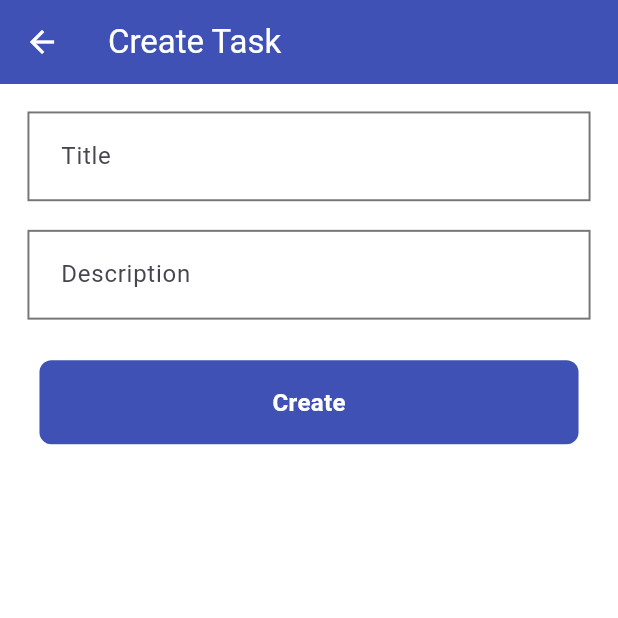
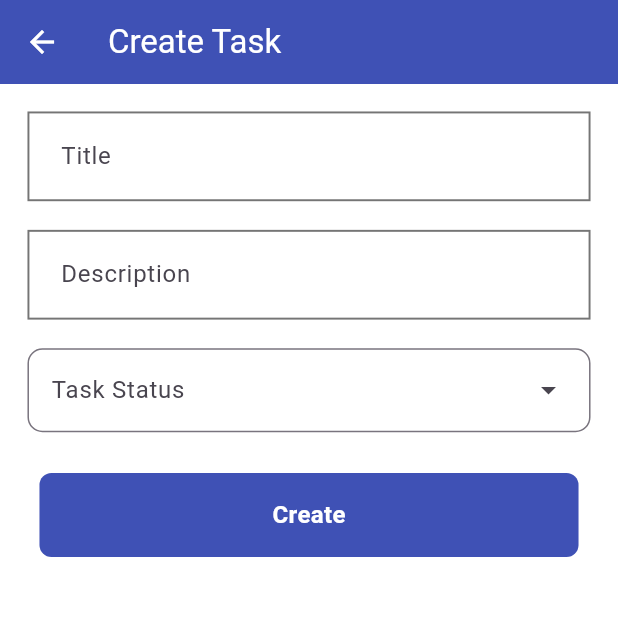
Before and after one commit to minazakaria88/hayat_task, a Flutter app: the CreateEditTaskScreen screen opened directly, on a phone screen of 412 x 824 dp, the top half of it. Run offline on Flutter 3.47's test engine with Material 3 defaults, Android fonts, the phone set to English and light mode, and no system bars; our stand-ins replace bloc, dio, flutter_bloc, flutter_screenutil, flutter_secure_storage, freezed_annotation and 4 more; accounts and stored records are empty; network calls fail.

Commit message:
add edit status logic

```diff
--- /dev/null
+++ b/lib/core/widgets/my_drop_down_menu.dart
@@ -0,0 +1,45 @@
+import 'package:flutter/material.dart';
+import '../utils/app_colors.dart';
+
+class MyDropDownMenu extends StatelessWidget {
+  const MyDropDownMenu({
+    super.key,
+    required this.initialValue,
+    required this.label,
+    required this.onSelected,
+    required this.dropdownMenuEntries,
+    this.menuHeight,
+    this.maxHeight = 45,
+    this.width,
+  });
+  final String? initialValue;
+  final String label;
+  final Function onSelected;
+  final double? menuHeight;
+  final double maxHeight;
+  final double? width;
+  final List<DropdownMenuEntry> dropdownMenuEntries;
+
+  @override
+  Widget build(BuildContext context) {
+    return DropdownMenu(
+      menuHeight: menuHeight,
+      inputDecorationTheme: InputDecorationTheme(
+        iconColor: Colors.green,
+        constraints: BoxConstraints(maxHeight: maxHeight),
+        border: OutlineInputBorder(
+          borderSide: const BorderSide(color: AppColors.primaryColor, width: 2),
+          borderRadius: BorderRadius.circular(10),
+        ),
+      ),
+      width: width ?? MediaQuery.sizeOf(context).width * 0.6,
+      initialSelection: initialValue,
+      errorText: const InputDecoration().errorText,
+      label: Text(label),
+      onSelected: (value) {
+        onSelected(value);
+      },
+      dropdownMenuEntries: dropdownMenuEntries,
+    );
+  }
+}
--- a/lib/features/home/constants/home_api_constants.dart
+++ b/lib/features/home/constants/home_api_constants.dart
@@ -1,3 +1,4 @@
 class HomeApiConstants {
   static const String todos = 'todos';
+  static  String updateTodo(int id) => 'todos/$id';
 }
--- a/lib/features/home/presentation/pages/create_edit_task_screen.dart
+++ b/lib/features/home/presentation/pages/create_edit_task_screen.dart
@@ -1,8 +1,10 @@
 import 'package:flutter/material.dart';
 import 'package:flutter_bloc/flutter_bloc.dart';
+import 'package:go_router/go_router.dart';
 import 'package:haya/core/helpers/extensions.dart';
 import 'package:haya/core/helpers/sizes.dart';
 import 'package:haya/core/widgets/app_button.dart';
+import 'package:haya/core/widgets/my_drop_down_menu.dart';
 import '../../../../core/widgets/my_text_form_field.dart';
 import '../../data/models/task_model.dart';
 import '../cubit/home_cubit.dart';
@@ -19,6 +21,8 @@ class _CreateEditTaskScreenState extends State<CreateEditTaskScreen> {
   final _titleController = TextEditingController();
   final _descriptionController = TextEditingController();
   String? taskStatus;
+
+  final taskStatuses = ['pending', 'in_progress', 'completed'];
 
   bool isEditMode() => widget.task != null;
 
@@ -47,7 +51,18 @@ class _CreateEditTaskScreenState extends State<CreateEditTaskScreen> {
   @override
   Widget build(BuildContext context) {
     final homeCubit = context.read<HomeCubit>();
-    return Scaffold(
+    return BlocListener<HomeCubit, HomeState>(
+      listener: (context, state) {
+        if (state.createTaskStatus == CreateTaskStatus.success) {
+          context.pop();
+        }
+        if (state.createTaskStatus == CreateTaskStatus.failure) {
+          ScaffoldMessenger.of(context).showSnackBar(
+            SnackBar(content: Text(state.errorMessage ?? '')),
+          );
+        }
+      },
+      child: Scaffold(
         appBar: AppBar(title: Text(isEditMode() ? 'Edit Task' : 'Create Task')),
         body: Padding(
           padding: EdgeInsets.all(Sizes.pagePadding),
@@ -77,6 +92,20 @@ class _CreateEditTaskScreenState extends State<CreateEditTaskScreen> {
                   },
                 ),
                 Sizes.verticalSpace(AppSpacing.lg),
+                MyDropDownMenu(
+                  width: double.infinity,
+                  maxHeight: 56,
+                  initialValue: taskStatus,
+                  label: 'Task Status',
+                  onSelected: (value) {
+                    taskStatus = value;
+                  },
+                  dropdownMenuEntries: taskStatuses
+                      .map((e) => DropdownMenuEntry(label: e, value: e))
+                      .toList(),
+                ),
+                Sizes.verticalSpace(AppSpacing.lg),
+
                 BlocBuilder<HomeCubit, HomeState>(
                   buildWhen: (previous, current) =>
                       previous.createTaskStatus != current.createTaskStatus,
@@ -88,11 +117,12 @@ class _CreateEditTaskScreenState extends State<CreateEditTaskScreen> {
                             onTap: () {
                               if (_formKey.currentState!.validate()) {
                                 if (isEditMode()) {
-                                // homeCubit.updateTodo(
-                                //   id: widget.task!.id,
-                                //   title: _titleController.text,
-                                //   description: _descriptionController.text,
-                                // );
+                                  homeCubit.updateTodo(
+                                    id: widget.task!.id,
+                                    title: _titleController.text,
+                                    description: _descriptionController.text,
+                                    status: taskStatus!,
+                                  );
                                 } else {
                                   homeCubit.createTodo(
                                     title: _titleController.text,
@@ -108,6 +138,7 @@ class _CreateEditTaskScreenState extends State<CreateEditTaskScreen> {
             ),
           ),
         ),
+      ),
     );
   }
 }
```
Also changed, not shown: lib/features/home/data/datasources/home_remote_data_source.dart (+13 -4 lines), lib/features/home/data/repositories/home_repo.dart (+14 -0 lines), lib/features/home/presentation/cubit/home_cubit.dart (+27 -0 lines). Lines whose indentation alone changed are shown as unchanged.
